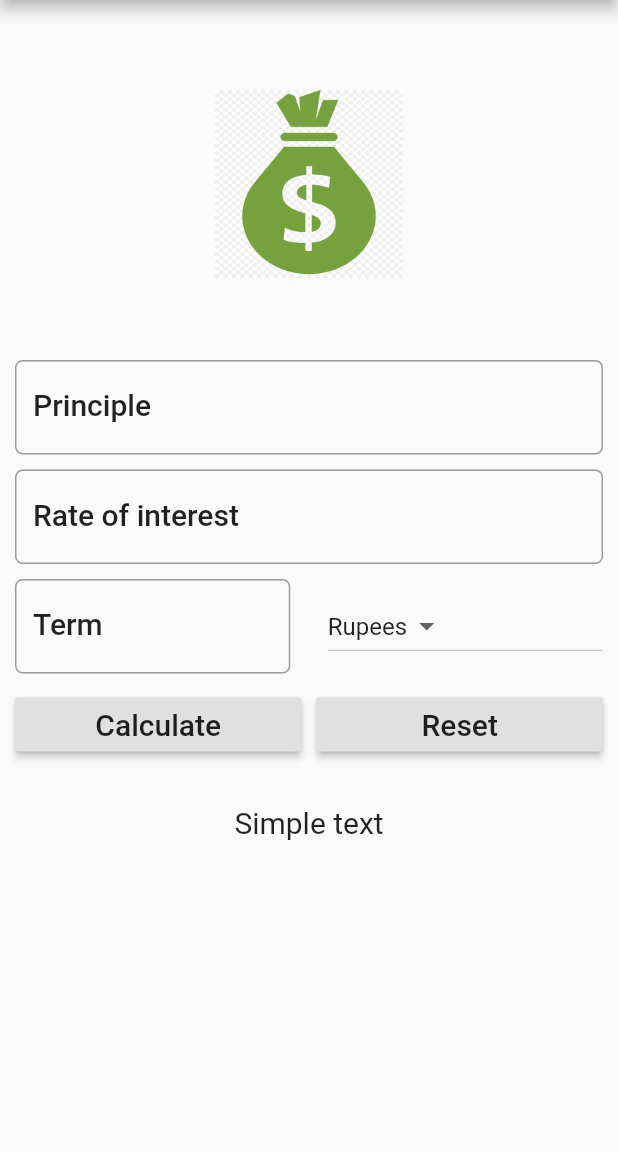
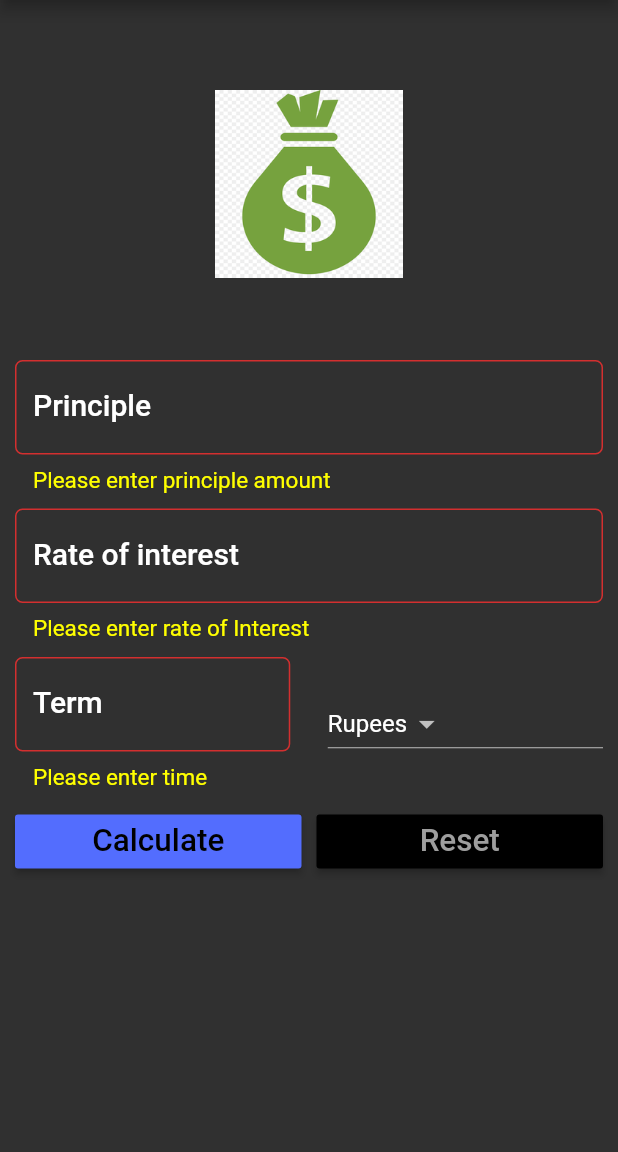
Before and after one commit to Pratiknarola/simple_interest_calc, a Flutter app: the screen it shows after launch, after a tap on "Calculate", on a phone screen of 412 x 824 dp, the part 84-1236 px from its top. Run offline on Flutter 3.47's test engine with Material 2 defaults, Android fonts, the phone set to English and light mode, and no system bars.

```diff
--- a/lib/main.dart
+++ b/lib/main.dart
@@ -7,9 +7,9 @@ void main() {
     home: SIform(),
     debugShowCheckedModeBanner: false,
     theme: ThemeData(
-      primaryColor: Colors.indigo,
-      accentColor: Colors.indigoAccent,
-    ),
+        primaryColor: Colors.indigo,
+        accentColor: Colors.indigoAccent,
+        brightness: Brightness.dark),
   ));
 }
 
@@ -22,53 +22,77 @@ class SIform extends StatefulWidget {
 }
 
 class _SIformState extends State<SIform> {
+  var _formkey = GlobalKey<FormState>();
   var _currencies = ["Rupees", "Dollars", "Pounds", "Yens"];
   final _minPadding = 5.0;
+  var CurrentSelected = "Rupees";
 
+  TextEditingController principleController = TextEditingController();
+  TextEditingController rateController = TextEditingController();
+  TextEditingController termController = TextEditingController();
+  var _Result = "";
 
   @override
   Widget build(BuildContext context) {
     TextStyle textStyle = Theme.of(context).textTheme.title;
 
-    var CurrentSelected = "Rupees";
-    var Result = "";
     return Scaffold(
       appBar: AppBar(
         title: Text("Simple Interest Calc"),
       ),
-      body: ListView(
-        children: <Widget>[
-          Container(
-            margin: EdgeInsets.all(_minPadding * 2),
-            child: Column(
+      body: Form(
+          key: _formkey,
+          child: Padding(
+            padding: EdgeInsets.all(_minPadding * 2.0),
+            child: ListView(
               children: <Widget>[
                 getAssetImage(),
                 Padding(
                   padding:
                       EdgeInsets.only(top: _minPadding, bottom: _minPadding),
-                  child: TextField(
+                  child: TextFormField(
                     style: textStyle,
                     decoration: InputDecoration(
                         labelText: 'Principle',
                         hintText: 'Enter principle e.g. 12000',
                         labelStyle: textStyle,
+                        errorStyle: TextStyle(
+                          color: Colors.yellowAccent,
+                          fontSize: 15.0
+                        ),
                         border: OutlineInputBorder(
                             borderRadius: BorderRadius.circular(5.0))),
                     keyboardType: TextInputType.number,
+                    controller: principleController,
+                    validator: (String value){
+                      if (value.isEmpty){
+                        return 'Please enter principle amount';
+                      }
+                    },
                   ),
                 ),
                 Padding(
                   padding:
                       EdgeInsets.only(top: _minPadding, bottom: _minPadding),
-                  child: TextField(
+                  child: TextFormField(
+                    validator: (String value){
+                      if (value.isEmpty){
+                        return 'Please enter rate of Interest';
+                      }
+                    },
                     style: textStyle,
                     decoration: InputDecoration(
                         labelText: 'Rate of interest',
                         hintText: '% rate e.g. 10%',
                         labelStyle: textStyle,
+                        errorStyle: TextStyle(
+                            color: Colors.yellowAccent,
+                            fontSize: 15.0
+                        ),
                         border: OutlineInputBorder(
                             borderRadius: BorderRadius.circular(5.0))),
                     keyboardType: TextInputType.number,
+                    controller: rateController,
                   ),
                 ),
                 Padding(
@@ -77,15 +101,28 @@ class _SIformState extends State<SIform> {
                     child: Row(
                       children: <Widget>[
                         Expanded(
-                          child: TextField(
+                          child: TextFormField(
+                            validator: (String value){
+                              if (value.isEmpty){
+                                return 'Please enter time';
+                              }
+                              if (! isNumeric(value)){
+                                return 'Enter only digits';
+                              }
+                            },
                             decoration: InputDecoration(
                                 labelText: 'Term',
                                 hintText: 'time in years',
                                 labelStyle: textStyle,
+                                errorStyle: TextStyle(
+                                    color: Colors.yellowAccent,
+                                    fontSize: 15.0
+                                ),
                                 border: OutlineInputBorder(
                                     borderRadius: BorderRadius.circular(5.0))),
                             keyboardType: TextInputType.number,
                             style: textStyle,
+                            controller: termController,
                           ),
                         ),
                         Container(
@@ -101,7 +138,7 @@ class _SIformState extends State<SIform> {
                                 }).toList(),
                                 value: CurrentSelected,
                                 onChanged: (String newValueSelected) {
-                                  CurrentSelected = newValueSelected;
+                                  //CurrentSelected = newValueSelected;
                                   setState(() {
                                     CurrentSelected = newValueSelected;
                                   });
@@ -115,8 +152,19 @@ class _SIformState extends State<SIform> {
                       children: <Widget>[
                         Expanded(
                           child: RaisedButton(
-                            child: Text("Calculate", style: textStyle,),
-                            onPressed: () {},
+                            child: Text(
+                              "Calculate",
+                              textScaleFactor: 1.5,
+                            ),
+                            onPressed: () {
+                              setState(() {
+                                if(_formkey.currentState.validate()) {
+                                  this._Result = _calculateTotalReturns();
+                                }
+                              });
+                            },
+                            color: Theme.of(context).accentColor,
+                            textColor: Theme.of(context).primaryColorDark,
                           ),
                         ),
                         Container(
@@ -124,26 +172,31 @@ class _SIformState extends State<SIform> {
                         ),
                         Expanded(
                           child: RaisedButton(
-                            child: Text("Reset", style: textStyle,),
-                            onPressed: () {},
+                            color: Theme.of(context).primaryColorDark,
+                            textColor: Theme.of(context).primaryColorLight,
+                            child: Text(
+                              "Reset",
+                              textScaleFactor: 1.5,
+                            ),
+                            onPressed: () {
+                              setState(() {
+                                _reset();
+                              });
+                            },
                           ),
                         )
                       ],
                     )),
                 Container(
-                  child: Text("Simple text",
-                  textAlign: TextAlign.left,
-                  style: TextStyle(
-                    fontSize: 20.0
-                  ),),
+                  child: Text(
+                    this._Result,
+                    style: TextStyle(fontSize: 20.0, color: Colors.white),
+                  ),
                   padding: EdgeInsets.all(_minPadding * 5),
                 )
-
               ],
             ),
-          )
-        ],
-      ),
+          )),
     );
   }
 
@@ -160,4 +213,29 @@ class _SIformState extends State<SIform> {
       margin: EdgeInsets.all(_minPadding * 10),
     );
   }
+
+  String _calculateTotalReturns() {
+    double principle = double.parse(principleController.text);
+    double rate = double.parse(rateController.text);
+    double term = double.parse(termController.text);
+
+    double amountpayable = principle + (principle * rate * term) / 100;
+
+    return "After $term years total payable amount is $amountpayable $CurrentSelected";
+  }
+
+  void _reset() {
+    principleController.text = "";
+    termController.text = '';
+    rateController.text = '';
+    _Result = "";
+    CurrentSelected = _currencies[0];
+  }
+
+  bool isNumeric(String s) {
+    if(s == null) {
+      return false;
+    }
+    return double.parse(s, (e) => null) != null;
+  }
 }
```
